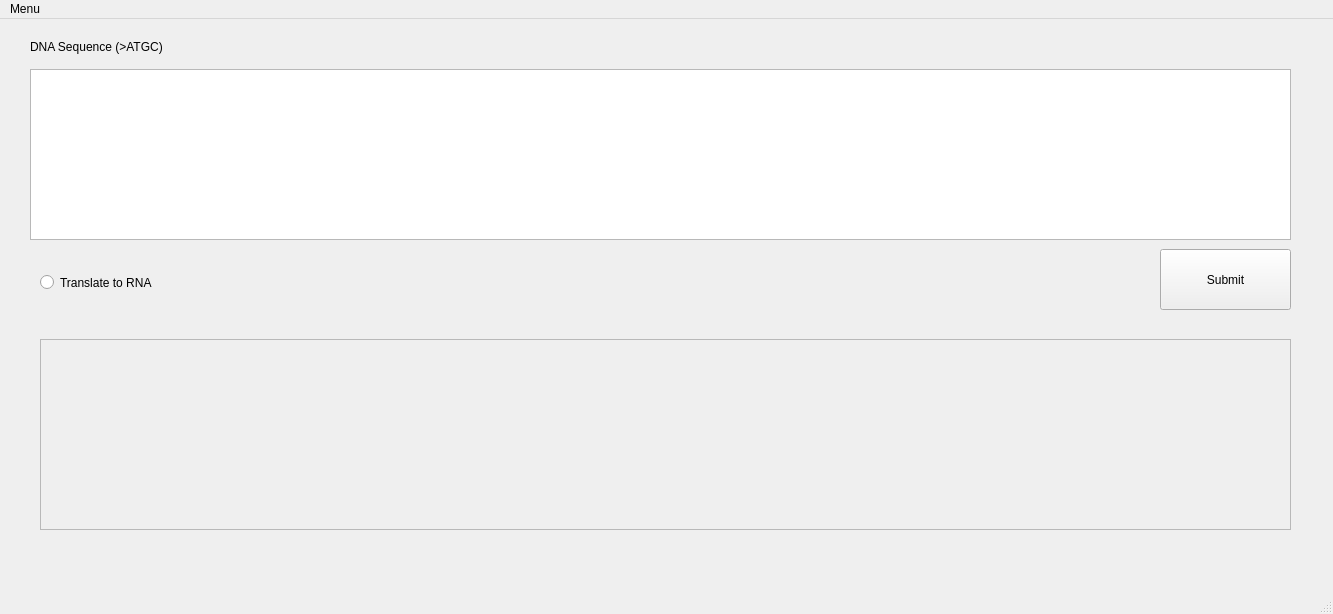
Old version of the form src/window.ui in the repository mohamedhamidat/pyqt4Bio.
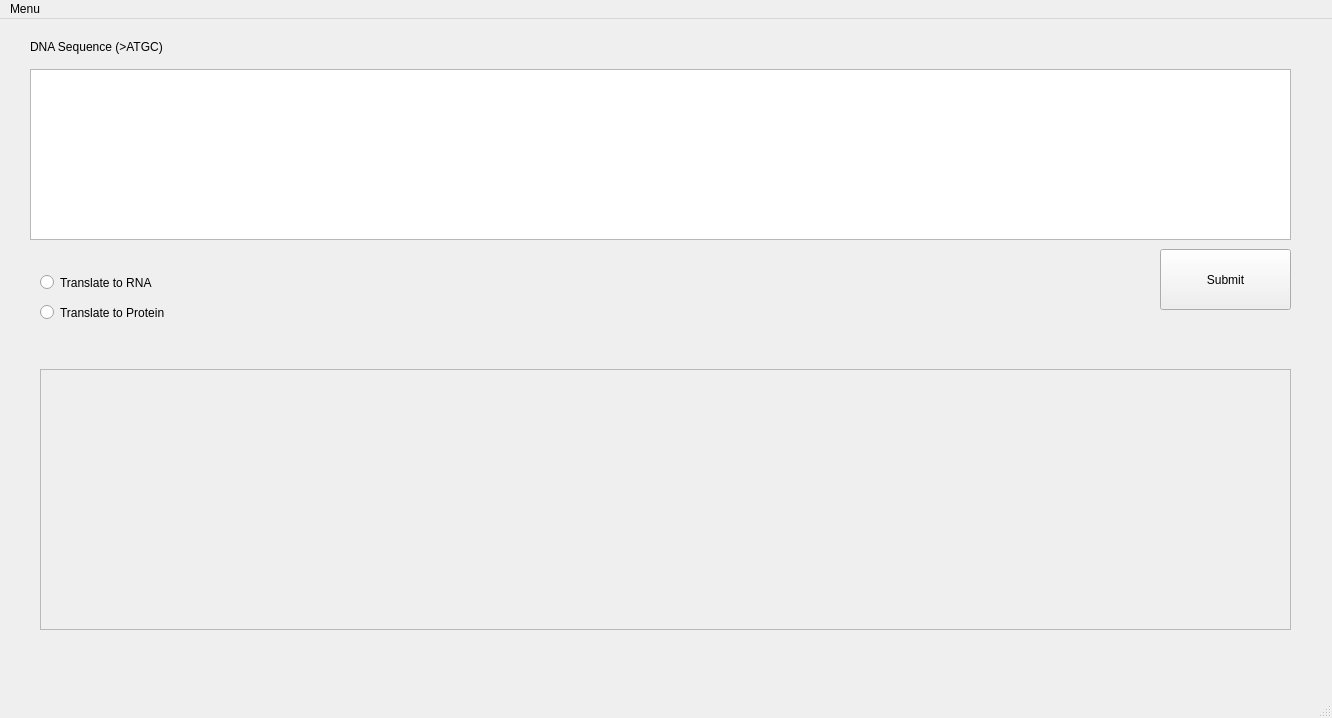
New version of the form.

Commit message: Added translate to prot btn

Diff of the .ui file:
```diff
--- a/src/window.ui
+++ b/src/window.ui
@@ -9,10 +9,16 @@
    <rect>
     <x>0</x>
     <y>0</y>
-    <width>1333</width>
-    <height>614</height>
+    <width>1332</width>
+    <height>718</height>
    </rect>
   </property>
+  <property name="minimumSize">
+   <size>
+    <width>1332</width>
+    <height>718</height>
+   </size>
+  </property>
   <property name="windowTitle">
    <string>QtBio</string>
   </property>
@@ -69,9 +75,9 @@
     <property name="geometry">
      <rect>
       <x>40</x>
-      <y>320</y>
+      <y>350</y>
       <width>1251</width>
-      <height>191</height>
+      <height>261</height>
      </rect>
     </property>
    </widget>
@@ -85,13 +91,26 @@
      </rect>
     </property>
    </widget>
+   <widget class="QRadioButton" name="translate_to_prot_RadioBtn">
+    <property name="geometry">
+     <rect>
+      <x>40</x>
+      <y>280</y>
+      <width>201</width>
+      <height>27</height>
+     </rect>
+    </property>
+    <property name="text">
+     <string>Translate to Protein</string>
+    </property>
+   </widget>
   </widget>
   <widget class="QMenuBar" name="menubar">
    <property name="geometry">
     <rect>
      <x>0</x>
      <y>0</y>
-     <width>1333</width>
+     <width>1332</width>
      <height>36</height>
     </rect>
    </property>
```
The commit also changes 1 other file.
